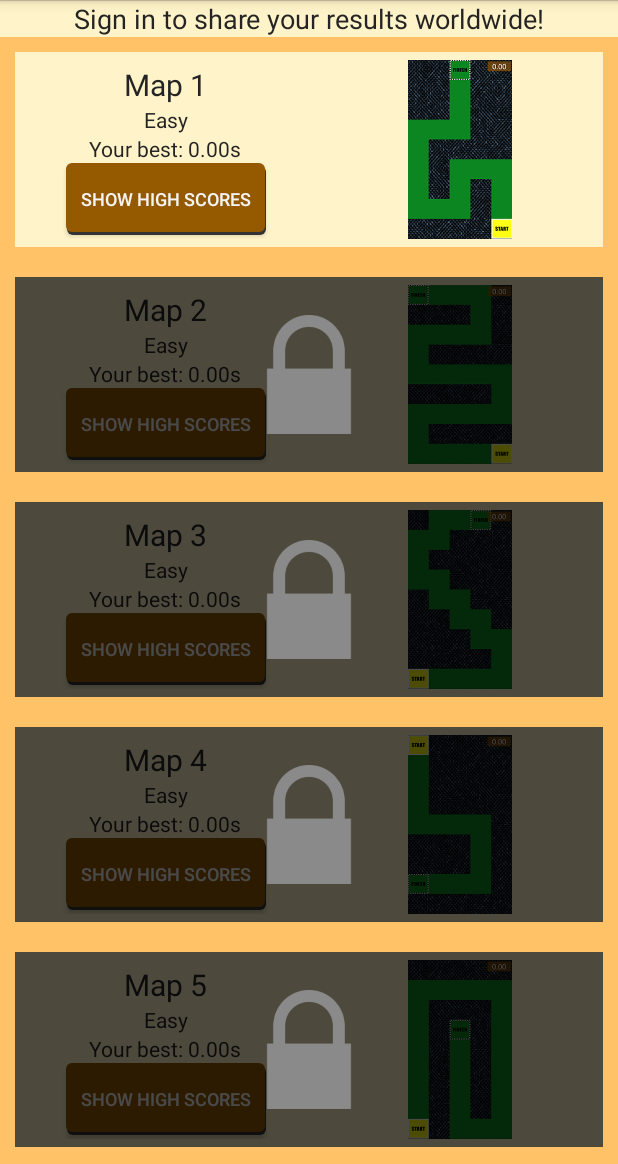
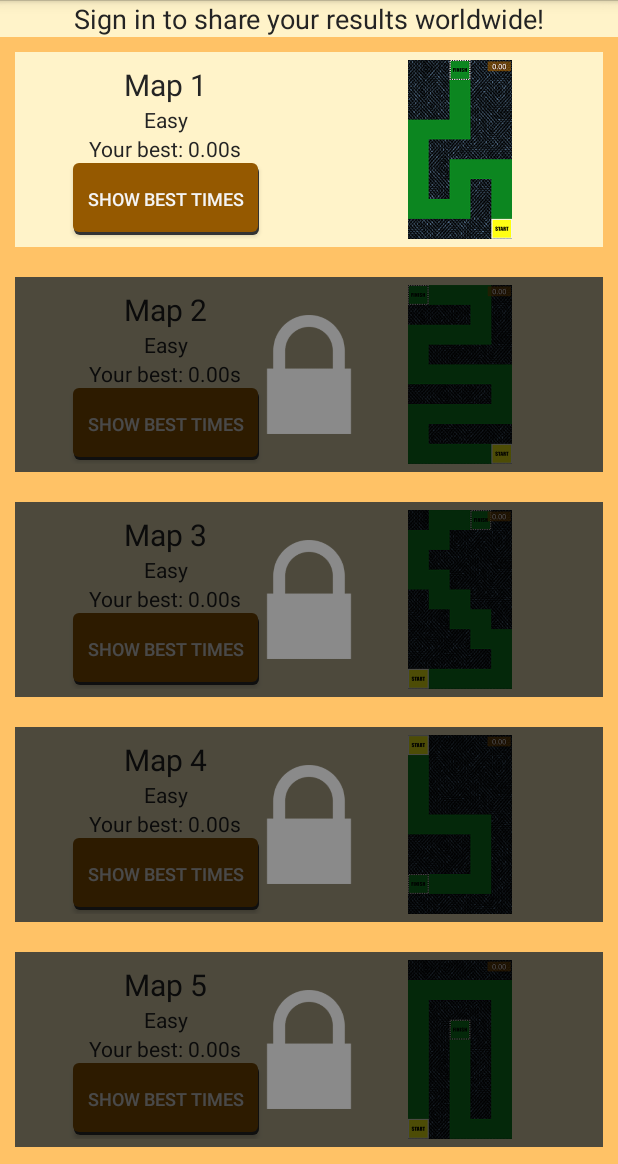
Before and after one commit to ArttuIsopahkala/MazeSpeedrun, an Android app: the screen it shows after launch (MainActivity), on a phone screen of 412 x 824 dp, the part 72-1236 px from its top. Run offline under Robolectric (Android 15) with nearby library versions, the phone set to English and light mode, and no system bars; our stand-ins replace AdMob; 2 statements that could not run were skipped.

Commit message:
string changed

```diff
--- a/app/src/main/res/values/strings.xml
+++ b/app/src/main/res/values/strings.xml
@@ -23,8 +23,8 @@
     <string name="info_title_content">Find your way to the goal as fast as you can without hitting walls. Beat records and reach your way to the top lists!</string>
     <string name="info_usage_content">Timer starts when you touch start tile. Hold your finger down and find your way to the finish line without touching walls. In leaderboards you can see worldwide best times and your friends\' times. Attention! Your time will be saved to leaderboards only if you are signed in.</string>
     <string name="no_results_yet">No results yet!</string>
-    <string name="hs_global_title">Global high scores</string>
-    <string name="hs_global_title_default">Sign in to see global high scores!</string>
+    <string name="hs_global_title">Global best times</string>
+    <string name="hs_global_title_default">Sign in to see global best times!</string>
     <string name="hs_your_best">Your best</string>
     <string name="hs_position">Position</string>
     <string name="hs_global_best">Global best</string>
@@ -36,10 +36,10 @@
     <string name="difficulty">Difficulty</string>
     <string name="back_to_menu">Back to menu</string>
     <string name="not_finish">Your did not get to the finish line!</string>
-    <string name="new_highscore">You made the new personal high score!</string>
+    <string name="new_highscore">You made the new personal best time!</string>
 
     <string name="loading_title">Loading</string>
-    <string name="loading_desc">Looking for global high scores..</string>
+    <string name="loading_desc">Looking for global best times..</string>
     <string name="map_title_default" translatable="false">Map</string>
     <string name="your_time_default">Your time was: ???</string>
     <string name="your_best_default">Your best time: ???</string>
@@ -49,7 +49,7 @@
     <string name="no_connection">No internet connection</string>
     <string name="leaderboards_not_available">Please sign in to view leaderboards.</string>
     <string name="achievements_not_available">Please sign in to view Achievements.</string>
-    <string name="show_highscores">Show high scores</string>
+    <string name="show_highscores">Show best times</string>
     <string name="again">Again!</string>
     <string name="banner_ad_unit_id" translatable="false">ca-app-pub-3940256099942544/6300978111</string>
 
```
